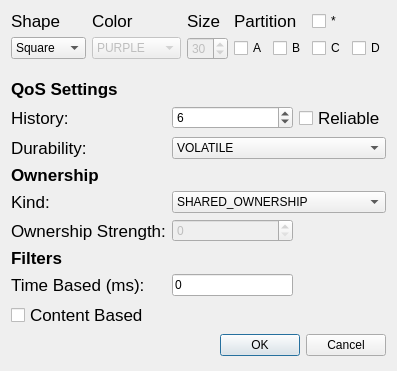
Old version of the form utils/ShapesDemo/forms/subscribedialog.ui in the repository eProsima/Fast-DDS.
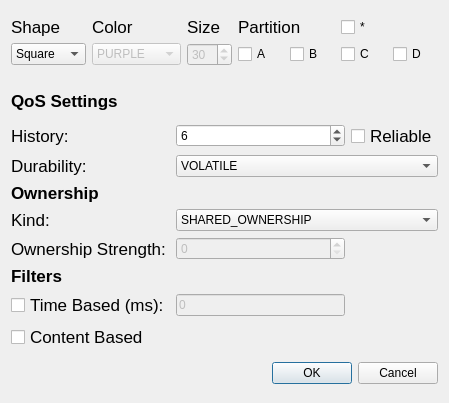
New version of the form.

Diff of the .ui file:
```diff
--- a/utils/ShapesDemo/forms/subscribedialog.ui
+++ b/utils/ShapesDemo/forms/subscribedialog.ui
@@ -6,8 +6,8 @@
    <rect>
     <x>0</x>
     <y>0</y>
-    <width>382</width>
-    <height>371</height>
+    <width>449</width>
+    <height>403</height>
    </rect>
   </property>
   <property name="sizePolicy">
@@ -404,21 +404,6 @@
        </property>
       </widget>
      </item>
-     <item row="6" column="1">
-      <widget class="QLabel" name="label_19">
-       <property name="font">
-        <font>
-         <pointsize>13</pointsize>
-        </font>
-       </property>
-       <property name="text">
-        <string>Time Based (ms):</string>
-       </property>
-       <property name="textFormat">
-        <enum>Qt::AutoText</enum>
-       </property>
-      </widget>
-     </item>
      <item row="0" column="1">
       <widget class="QLabel" name="label_10">
        <property name="font">
@@ -436,6 +421,9 @@
      </item>
      <item row="6" column="2">
       <widget class="QLineEdit" name="lineEdit_TimeBasedFilter">
+       <property name="enabled">
+        <bool>false</bool>
+       </property>
        <property name="text">
         <string>0</string>
        </property>
@@ -455,6 +443,18 @@
        </item>
       </widget>
      </item>
+     <item row="6" column="1">
+      <widget class="QCheckBox" name="checkBox_timeBasedFilter">
+       <property name="font">
+        <font>
+         <pointsize>13</pointsize>
+        </font>
+       </property>
+       <property name="text">
+        <string>Time Based (ms):</string>
+       </property>
+      </widget>
+     </item>
     </layout>
    </item>
    <item>
```
